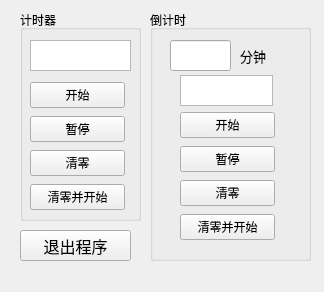
First picture: the form in TimerXdd/TimerXdd.ui, repository xdd1997/PythonXdd, before the edit.
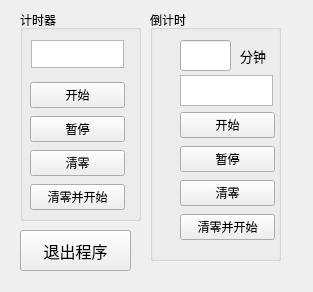
Second picture: the form after the edit.

```diff
--- a/TimerXdd/TimerXdd.ui
+++ b/TimerXdd/TimerXdd.ui
@@ -6,7 +6,7 @@
    <rect>
     <x>0</x>
     <y>0</y>
-    <width>324</width>
+    <width>313</width>
     <height>292</height>
    </rect>
   </property>
@@ -28,10 +28,10 @@
    <widget class="QTextBrowser" name="textBrowser_jishi">
     <property name="geometry">
      <rect>
-      <x>10</x>
+      <x>11</x>
       <y>30</y>
-      <width>101</width>
-      <height>31</height>
+      <width>93</width>
+      <height>28</height>
      </rect>
     </property>
    </widget>
@@ -81,7 +81,7 @@
     <rect>
      <x>150</x>
      <y>10</y>
-     <width>161</width>
+     <width>131</width>
      <height>251</height>
     </rect>
    </property>
@@ -131,9 +131,9 @@
    <widget class="QLineEdit" name="lineEdit">
     <property name="geometry">
      <rect>
-      <x>20</x>
+      <x>30</x>
       <y>30</y>
-      <width>61</width>
+      <width>51</width>
       <height>31</height>
      </rect>
     </property>
@@ -182,7 +182,7 @@
      <x>20</x>
      <y>230</y>
      <width>111</width>
-     <height>31</height>
+     <height>41</height>
     </rect>
    </property>
    <property name="font">
@@ -199,9 +199,9 @@
   <widget class="QLabel" name="label_date">
    <property name="geometry">
     <rect>
-     <x>150</x>
+     <x>190</x>
      <y>260</y>
-     <width>161</width>
+     <width>101</width>
      <height>20</height>
     </rect>
    </property>
```
